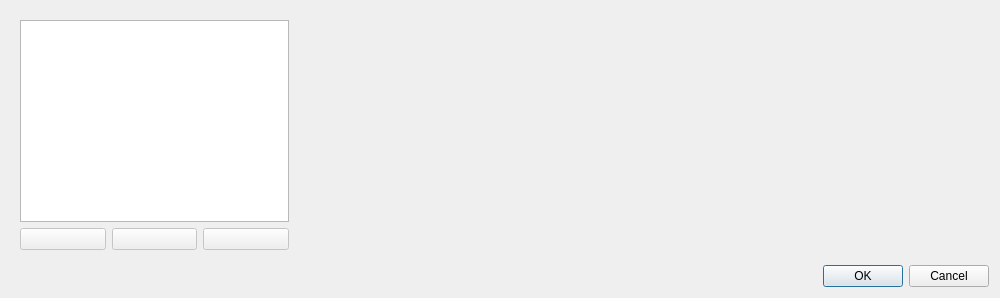
This is template/uic/dialogs/settings/settings.ui in panzergame/dxfplotter as Qt 5 draws it before an edit. The edited form follows.
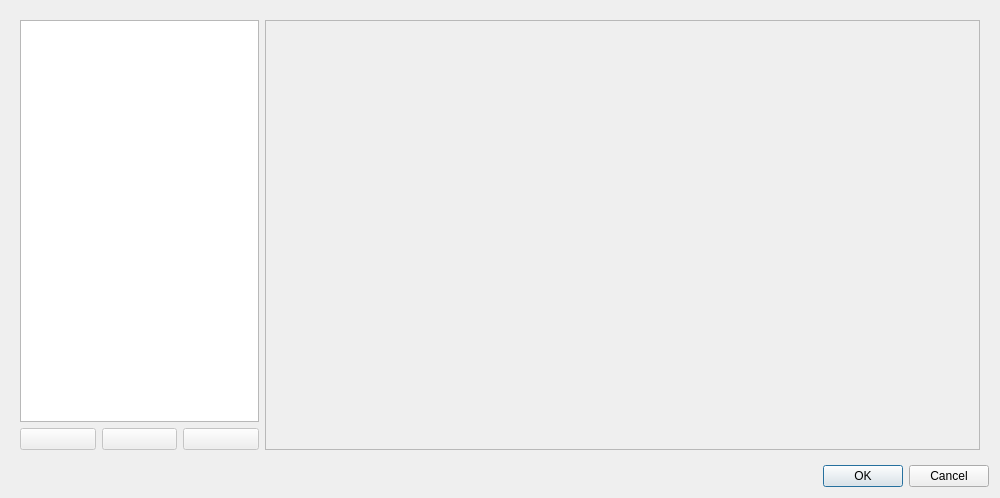
This is the edited form. Icons and pictures are not drawn.

Commit message: fix: settings popup too large height to fit on screen

Patch:
```diff
--- a/template/uic/dialogs/settings/settings.ui
+++ b/template/uic/dialogs/settings/settings.ui
@@ -7,21 +7,15 @@
     <x>0</x>
     <y>0</y>
     <width>1000</width>
-    <height>298</height>
+    <height>498</height>
    </rect>
   </property>
   <property name="sizePolicy">
-   <sizepolicy hsizetype="Preferred" vsizetype="Preferred">
+   <sizepolicy hsizetype="Minimum" vsizetype="Minimum">
     <horstretch>0</horstretch>
     <verstretch>0</verstretch>
    </sizepolicy>
   </property>
-  <property name="minimumSize">
-   <size>
-    <width>1000</width>
-    <height>0</height>
-   </size>
-  </property>
   <property name="windowTitle">
    <string>Settings</string>
   </property>
@@ -31,32 +25,28 @@
      <property name="lineWidth">
       <number>0</number>
      </property>
-     <layout class="QGridLayout" name="gridLayout" columnstretch="1,1,1,8">
+     <layout class="QHBoxLayout" name="horizontalLayout" stretch="1,3">
       <property name="sizeConstraint">
        <enum>QLayout::SetDefaultConstraint</enum>
       </property>
-      <item row="3" column="1">
-       <widget class="QPushButton" name="removeButton">
-        <property name="enabled">
-         <bool>false</bool>
+      <item>
+       <layout class="QVBoxLayout" name="verticalLayout_3">
+        <property name="leftMargin">
+         <number>0</number>
         </property>
-        <property name="text">
-         <string/>
-        </property>
-        <property name="icon">
-         <iconset resource="../../../../resource/resource.qrc">
-          <normaloff>:/icons/list-remove.svg</normaloff>:/icons/list-remove.svg</iconset>
-        </property>
-       </widget>
-      </item>
-      <item row="2" column="0" colspan="3">
+        <item>
        <widget class="QTreeView" name="treeView">
         <property name="headerHidden">
          <bool>true</bool>
         </property>
        </widget>
       </item>
-      <item row="3" column="0">
+        <item>
+         <layout class="QHBoxLayout" name="horizontalLayout_2">
+          <property name="topMargin">
+           <number>0</number>
+          </property>
+          <item>
        <widget class="QPushButton" name="addButton">
         <property name="enabled">
          <bool>false</bool>
@@ -70,12 +60,21 @@
         </property>
        </widget>
       </item>
-      <item row="2" column="3">
-       <widget class="QWidget" name="center" native="true">
-        <layout class="QVBoxLayout" name="verticalLayout"/>
-       </widget>
-      </item>
-      <item row="3" column="2">
+          <item>
+           <widget class="QPushButton" name="removeButton">
+            <property name="enabled">
+             <bool>false</bool>
+            </property>
+            <property name="text">
+             <string/>
+            </property>
+            <property name="icon">
+             <iconset resource="../../../../resource/resource.qrc">
+              <normaloff>:/icons/list-remove.svg</normaloff>:/icons/list-remove.svg</iconset>
+            </property>
+           </widget>
+          </item>
+          <item>
        <widget class="QPushButton" name="copyButton">
         <property name="enabled">
          <bool>false</bool>
@@ -87,6 +86,49 @@
          <iconset resource="../../../../resource/resource.qrc">
           <normaloff>:/icons/edit-copy.svg</normaloff>:/icons/edit-copy.svg</iconset>
         </property>
+           </widget>
+          </item>
+         </layout>
+        </item>
+       </layout>
+      </item>
+      <item>
+       <widget class="QScrollArea" name="scrollArea_3">
+        <property name="widgetResizable">
+         <bool>true</bool>
+        </property>
+        <widget class="QWidget" name="center">
+         <property name="geometry">
+          <rect>
+           <x>0</x>
+           <y>0</y>
+           <width>723</width>
+           <height>426</height>
+          </rect>
+         </property>
+         <layout class="QVBoxLayout" name="verticalLayout">
+          <property name="spacing">
+           <number>0</number>
+          </property>
+          <property name="leftMargin">
+           <number>0</number>
+          </property>
+          <property name="topMargin">
+           <number>0</number>
+          </property>
+          <property name="rightMargin">
+           <number>0</number>
+          </property>
+          <property name="bottomMargin">
+           <number>0</number>
+          </property>
+          <item>
+           <widget class="QWidget" name="widget" native="true">
+            <layout class="QVBoxLayout" name="verticalLayout_2"/>
+           </widget>
+          </item>
+         </layout>
+        </widget>
        </widget>
       </item>
      </layout>
```
Lines whose indentation alone changed are shown as unchanged. The commit also changes 2 other files.
